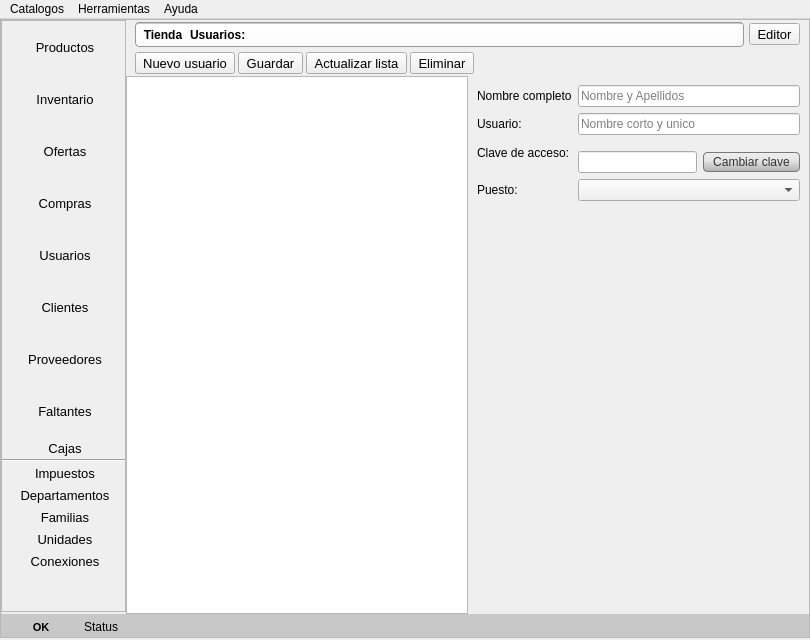
Qt form qt/ui_admin.ui (dravix/pyventa) before a commit.
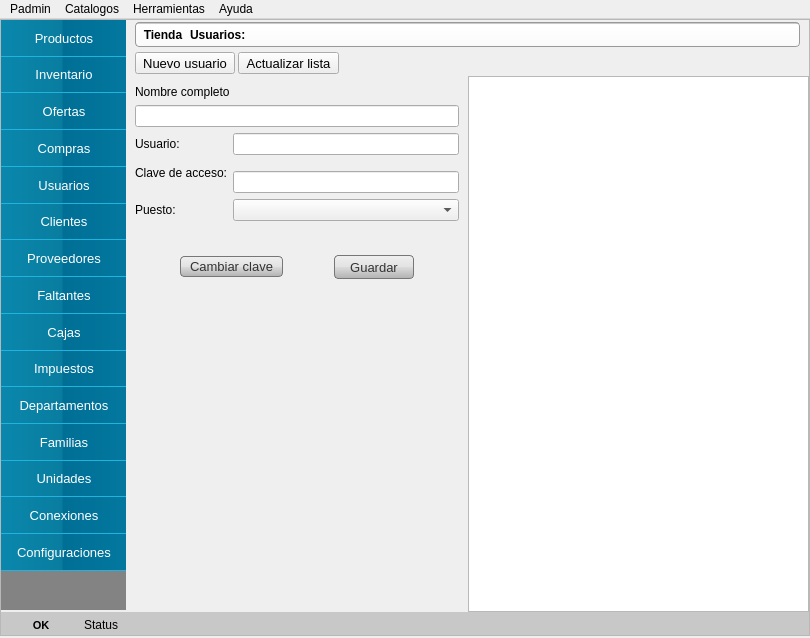
The same form after that commit. The open tabs and pages were chosen to show the change. Icons and pictures are not drawn.

The edit to the form file:
```diff
--- a/qt/ui_admin.ui
+++ b/qt/ui_admin.ui
@@ -7,7 +7,7 @@
     <x>0</x>
     <y>0</y>
     <width>810</width>
-    <height>640</height>
+    <height>638</height>
    </rect>
   </property>
   <property name="windowTitle">
@@ -47,8 +47,8 @@
         <rect>
          <x>0</x>
          <y>0</y>
-         <width>808</width>
-         <height>611</height>
+         <width>793</width>
+         <height>617</height>
         </rect>
        </property>
        <layout class="QVBoxLayout" name="verticalLayout_9">
@@ -95,6 +95,30 @@
              </property>
              <item>
               <widget class="QScrollArea" name="menu">
+               <property name="styleSheet">
+                <string notr="true">.QToolButton{
+	background-color: qlineargradient(spread:pad, x1:1, y1:0, x2:0, y2:0, stop:0 rgba(3, 120, 158, 255), stop:0.507177 rgba(0, 111, 150, 255), stop:0.516746 rgba(9, 125, 159, 255), stop:1 rgba(10, 135, 173, 255));border:0px;
+border-bottom:1px solid rgb(33, 178, 221);color:#fff;
+}
+.QToolButton::pressed{	background-color: rgb(3, 120, 158)}
+.QToolButton::hover{
+	background-color: rgb(18, 166, 199);
+
+}
+.QScrollArea{
+	background-color: rgb(131, 131, 131);
+
+}</string>
+               </property>
+               <property name="frameShape">
+                <enum>QFrame::NoFrame</enum>
+               </property>
+               <property name="frameShadow">
+                <enum>QFrame::Plain</enum>
+               </property>
+               <property name="lineWidth">
+                <number>0</number>
+               </property>
                <property name="horizontalScrollBarPolicy">
                 <enum>Qt::ScrollBarAlwaysOff</enum>
                </property>
@@ -141,8 +165,8 @@
                    </property>
                    <property name="iconSize">
                     <size>
-                     <width>32</width>
-                     <height>32</height>
+                     <width>18</width>
+                     <height>18</height>
                     </size>
                    </property>
                    <property name="toolButtonStyle">
@@ -180,8 +204,8 @@
                    </property>
                    <property name="iconSize">
                     <size>
-                     <width>32</width>
-                     <height>32</height>
+                     <width>18</width>
+                     <height>18</height>
                     </size>
                    </property>
                    <property name="toolButtonStyle">
@@ -219,8 +243,8 @@
                    </property>
                    <property name="iconSize">
                     <size>
-                     <width>32</width>
-                     <height>32</height>
+                     <width>18</width>
+                     <height>18</height>
                     </size>
                    </property>
                    <property name="toolButtonStyle">
@@ -258,8 +282,8 @@
                    </property>
                    <property name="iconSize">
                     <size>
-                     <width>32</width>
-                     <height>32</height>
+                     <width>18</width>
+                     <height>18</height>
                     </size>
                    </property>
                    <property name="toolButtonStyle">
@@ -297,8 +321,8 @@
                    </property>
                    <property name="iconSize">
                     <size>
-                     <width>32</width>
-                     <height>32</height>
+                     <width>18</width>
+                     <height>18</height>
                     </size>
                    </property>
                    <property name="toolButtonStyle">
@@ -336,8 +360,8 @@
                    </property>
                    <property name="iconSize">
                     <size>
-                     <width>32</width>
-                     <height>32</height>
+                     <width>18</width>
+                     <height>18</height>
                     </size>
                    </property>
                    <property name="toolButtonStyle">
@@ -375,8 +399,8 @@
                    </property>
                    <property name="iconSize">
                     <size>
-                     <width>32</width>
-                     <height>32</height>
+                     <width>18</width>
+                     <height>18</height>
                     </size>
                    </property>
                    <property name="toolButtonStyle">
@@ -414,8 +438,8 @@
                    </property>
                    <property name="iconSize">
                     <size>
-                     <width>32</width>
-                     <height>32</height>
+                     <width>18</width>
+                     <height>18</height>
                     </size>
                    </property>
                    <property name="toolButtonStyle">
@@ -429,7 +453,7 @@
                  <item>
                   <widget class="QToolButton" name="tCajas">
                    <property name="sizePolicy">
-                    <sizepolicy hsizetype="Preferred" vsizetype="Fixed">
+                    <sizepolicy hsizetype="Preferred" vsizetype="Preferred">
                      <horstretch>0</horstretch>
                      <verstretch>0</verstretch>
                     </sizepolicy>
@@ -453,8 +477,8 @@
                    </property>
                    <property name="iconSize">
                     <size>
-                     <width>32</width>
-                     <height>32</height>
+                     <width>18</width>
+                     <height>18</height>
                     </size>
                    </property>
                    <property name="toolButtonStyle">
@@ -465,17 +489,10 @@
                    </property>
                   </widget>
                  </item>
-                 <item>
-                  <widget class="Line" name="line">
-                   <property name="orientation">
-                    <enum>Qt::Horizontal</enum>
-                   </property>
-                  </widget>
-                 </item>
                  <item>
                   <widget class="QToolButton" name="tImpuestos">
                    <property name="sizePolicy">
-                    <sizepolicy hsizetype="Preferred" vsizetype="Fixed">
+                    <sizepolicy hsizetype="Preferred" vsizetype="Preferred">
                      <horstretch>0</horstretch>
                      <verstretch>0</verstretch>
                     </sizepolicy>
@@ -514,7 +531,7 @@
                  <item>
                   <widget class="QToolButton" name="tDepartamentos">
                    <property name="sizePolicy">
-                    <sizepolicy hsizetype="Preferred" vsizetype="Fixed">
+                    <sizepolicy hsizetype="Preferred" vsizetype="Preferred">
                      <horstretch>0</horstretch>
                      <verstretch>0</verstretch>
                     </sizepolicy>
@@ -553,7 +570,7 @@
                  <item>
                   <widget class="QToolButton" name="tFamilias">
                    <property name="sizePolicy">
-                    <sizepolicy hsizetype="Preferred" vsizetype="Fixed">
+                    <sizepolicy hsizetype="Preferred" vsizetype="Preferred">
                      <horstretch>0</horstretch>
                      <verstretch>0</verstretch>
                     </sizepolicy>
@@ -592,7 +609,7 @@
                  <item>
                   <widget class="QToolButton" name="tUnidades">
                    <property name="sizePolicy">
-                    <sizepolicy hsizetype="Preferred" vsizetype="Fixed">
+                    <sizepolicy hsizetype="Preferred" vsizetype="Preferred">
                      <horstretch>0</horstretch>
                      <verstretch>0</verstretch>
                     </sizepolicy>
@@ -631,7 +648,7 @@
                  <item>
                   <widget class="QToolButton" name="tConexiones">
                    <property name="sizePolicy">
-                    <sizepolicy hsizetype="Expanding" vsizetype="Fixed">
+                    <sizepolicy hsizetype="Expanding" vsizetype="Preferred">
                      <horstretch>0</horstretch>
                      <verstretch>0</verstretch>
                     </sizepolicy>
@@ -646,7 +663,13 @@
                    </property>
                    <property name="icon">
                     <iconset resource="../../2.3/icons.qrc">
-                     <normaloff>:/actions/images/actions/color_18/connect.png</normaloff>:/actions/images/actions/color_18/connect.png</iconset>
+                     <normaloff>:/actions/images/actions/white_18/connect.png</normaloff>:/actions/images/actions/white_18/connect.png</iconset>
+                   </property>
+                   <property name="iconSize">
+                    <size>
+                     <width>18</width>
+                     <height>18</height>
+                    </size>
                    </property>
                    <property name="toolButtonStyle">
                     <enum>Qt::ToolButtonTextBesideIcon</enum>
@@ -656,6 +679,37 @@
                    </property>
                   </widget>
                  </item>
+                 <item>
+                  <widget class="QToolButton" name="tbConfiguraciones">
+                   <property name="sizePolicy">
+                    <sizepolicy hsizetype="Expanding" vsizetype="Preferred">
+                     <horstretch>0</horstretch>
+                     <verstretch>0</verstretch>
+                    </sizepolicy>
+                   </property>
+                   <property name="font">
+                    <font>
+                     <pointsize>10</pointsize>
+                    </font>
+                   </property>
+                   <property name="text">
+                    <string>Configuraciones</string>
+                   </property>
+                   <property name="icon">
+                    <iconset resource="../../2.3/icons.qrc">
+                     <normaloff>:/actions/images/actions/white_18/gear.png</normaloff>:/actions/images/actions/white_18/gear.png</iconset>
+                   </property>
+                   <property name="iconSize">
+                    <size>
+                     <width>18</width>
+                     <height>18</height>
+                    </size>
+                   </property>
+                   <property name="toolButtonStyle">
+                    <enum>Qt::ToolButtonTextBesideIcon</enum>
+                   </property>
+                  </widget>
+                 </item>
                 </layout>
                </widget>
               </widget>
@@ -6117,9 +6171,6 @@
                  </property>
                  <item>
                   <layout class="QHBoxLayout" name="horizontalLayout_29">
-                   <property name="topMargin">
-                    <number>0</number>
-                   </property>
                    <item>
                     <widget class="QFrame" name="fBuscar_4">
                      <property name="sizePolicy">
@@ -6205,34 +6256,6 @@
                      </layout>
                     </widget>
                    </item>
-                   <item>
-                    <widget class="QToolButton" name="tbpEditor_2">
-                     <property name="font">
-                      <font>
-                       <pointsize>10</pointsize>
-                      </font>
-                     </property>
-                     <property name="text">
-                      <string>Editor</string>
-                     </property>
-                     <property name="icon">
-                      <iconset resource="../../2.3/icons.qrc">
-                       <normaloff>:/actions/images/actions/color_18/list.png</normaloff>:/actions/images/actions/color_18/list.png</iconset>
-                     </property>
-                     <property name="iconSize">
-                      <size>
-                       <width>18</width>
-                       <height>18</height>
-                      </size>
-                     </property>
-                     <property name="checkable">
-                      <bool>true</bool>
-                     </property>
-                     <property name="toolButtonStyle">
-                      <enum>Qt::ToolButtonTextUnderIcon</enum>
-                     </property>
-                    </widget>
-                   </item>
                   </layout>
                  </item>
                  <item>
@@ -6277,43 +6300,6 @@
                      </property>
                     </widget>
                    </item>
-                   <item>
-                    <widget class="QToolButton" name="tbuGuardar">
-                     <property name="sizePolicy">
-                      <sizepolicy hsizetype="Preferred" vsizetype="Preferred">
-                       <horstretch>0</horstretch>
-                       <verstretch>0</verstretch>
-                      </sizepolicy>
-                     </property>
-                     <property name="font">
-                      <font>
-                       <pointsize>10</pointsize>
-                      </font>
-                     </property>
-                     <property name="toolTip">
-                      <string>Guardar</string>
-                     </property>
-                     <property name="text">
-                      <string>Guardar</string>
-                     </property>
-                     <property name="icon">
-                      <iconset resource="../../2.3/icons.qrc">
-                       <normaloff>:/actions/images/actions/black_18/diskette.png</normaloff>:/actions/images/actions/black_18/diskette.png</iconset>
-                     </property>
-                     <property name="iconSize">
-                      <size>
-                       <width>18</width>
-                       <height>18</height>
-                      </size>
-                     </property>
-                     <property name="shortcut">
-                      <string>Ctrl+G</string>
-                     </property>
-                     <property name="toolButtonStyle">
-                      <enum>Qt::ToolButtonTextBesideIcon</enum>
-                     </property>
-                    </widget>
-                   </item>
                    <item>
                     <widget class="QToolButton" name="tbpActualizar">
                      <property name="sizePolicy">
@@ -6351,25 +6337,6 @@
                      </property>
                     </widget>
                    </item>
-                   <item>
-                    <widget class="QToolButton" name="tbpEliminar_2">
-                     <property name="font">
-                      <font>
-                       <pointsize>10</pointsize>
-                      </font>
-                     </property>
-                     <property name="text">
-                      <string>Eliminar</string>
-                     </property>
-                     <property name="icon">
-                      <iconset resource="../../2.3/icons.qrc">
-                       <normaloff>:/actions/images/actions/black_18/delete.png</normaloff>:/actions/images/actions/black_18/delete.png</iconset>
-                     </property>
-                     <property name="toolButtonStyle">
-                      <enum>Qt::ToolButtonTextBesideIcon</enum>
-                     </property>
-                    </widget>
-                   </item>
                    <item>
                     <spacer name="horizontalSpacer_9">
                      <property name="orientation">
@@ -6394,7 +6361,185 @@
                  <number>0</number>
                 </property>
                 <item>
-                 <widget class="QTableWidget" name="twUsuarios">
+                 <widget class="QWidget" name="wuControls" native="true">
+                  <property name="maximumSize">
+                   <size>
+                    <width>350</width>
+                    <height>16777215</height>
+                   </size>
+                  </property>
+                  <property name="styleSheet">
+                   <string notr="true">.QWidget{padding:5px}</string>
+                  </property>
+                  <layout class="QVBoxLayout" name="verticalLayout_30">
+                   <item>
+                    <layout class="QVBoxLayout" name="verticalLayout_24">
+                     <item>
+                      <widget class="QLabel" name="label">
+                       <property name="text">
+                        <string>Nombre completo</string>
+                       </property>
+                       <property name="margin">
+                        <number>5</number>
+                       </property>
+                      </widget>
+                     </item>
+                     <item>
+                      <widget class="QLineEdit" name="leNombre"/>
+                     </item>
+                    </layout>
+                   </item>
+                   <item>
+                    <layout class="QFormLayout" name="formLayout">
+                     <item row="0" column="0">
+                      <widget class="QLabel" name="label_7">
+                       <property name="text">
+                        <string>Usuario:</string>
+                       </property>
+                       <property name="margin">
+                        <number>5</number>
+                       </property>
+                      </widget>
+                     </item>
+                     <item row="0" column="1">
+                      <widget class="QLineEdit" name="leUsuario"/>
+                     </item>
+                     <item row="1" column="0">
+                      <widget class="QLabel" name="label_12">
+                       <property name="text">
+                        <string>Clave de acceso:</string>
+                       </property>
+                       <property name="margin">
+                        <number>5</number>
+                       </property>
+                      </widget>
+                     </item>
+                     <item row="1" column="1">
+                      <layout class="QHBoxLayout" name="horizontalLayout_20">
+                       <property name="topMargin">
+                        <number>10</number>
+                       </property>
+                       <item>
+                        <widget class="QLineEdit" name="leClave">
+                         <property name="echoMode">
+                          <enum>QLineEdit::Password</enum>
+                         </property>
+                        </widget>
+                       </item>
+                      </layout>
+                     </item>
+                     <item row="2" column="0">
+                      <widget class="QLabel" name="label_13">
+                       <property name="text">
+                        <string>Puesto:</string>
+                       </property>
+                       <property name="margin">
+                        <number>5</number>
+                       </property>
+                      </widget>
+                     </item>
+                     <item row="2" column="1">
+                      <widget class="QComboBox" name="cbNivel"/>
+                     </item>
+                    </layout>
+                   </item>
+                   <item>
+                    <layout class="QHBoxLayout" name="horizontalLayout_23">
+                     <property name="topMargin">
+                      <number>28</number>
+                     </property>
+                     <item>
+                      <widget class="QPushButton" name="tbuCambiar">
+                       <property name="sizePolicy">
+                        <sizepolicy hsizetype="Fixed" vsizetype="Fixed">
+                         <horstretch>0</horstretch>
+                         <verstretch>0</verstretch>
+                        </sizepolicy>
+                       </property>
+                       <property name="font">
+                        <font>
+                         <pointsize>10</pointsize>
+                        </font>
+                       </property>
+                       <property name="styleSheet">
+                        <string notr="true">QToolButton, QAbstractButton{
+	background-color: qlineargradient(spread:pad, x1:0, y1:0, x2:0, y2:1, stop:0 rgba(239, 239, 239, 255), stop:0.5 rgba(226, 226, 226, 255), stop:0.509091 rgba(219, 219, 219, 255), stop:0.986364 rgba(179, 179, 179, 255), stop:1 rgba(207, 228, 255, 255));
+border-radius:4px;border:1px solid #777; padding:2 9 2 9;color:#333;
+}
+QAbstractButton::hover{
+	background-color: qlineargradient(spread:pad, x1:0, y1:0, x2:0, y2:1, stop:0 rgba(175, 236, 224, 255), stop:0.536364 rgba(94, 192, 226, 255), stop:0.554545 rgba(72, 170, 199, 255), stop:0.977273 rgba(65, 163, 198, 255), stop:1 rgba(255, 255, 255, 255));
+
+}</string>
+                       </property>
+                       <property name="text">
+                        <string>Cambiar clave</string>
+                       </property>
+                       <property name="flat">
+                        <bool>true</bool>
+                       </property>
+                      </widget>
+                     </item>
+                     <item>
+                      <widget class="QToolButton" name="tbuGuardar">
+                       <property name="sizePolicy">
+                        <sizepolicy hsizetype="Fixed" vsizetype="Preferred">
+                         <horstretch>0</horstretch>
+                         <verstretch>0</verstretch>
+                        </sizepolicy>
+                       </property>
+                       <property name="font">
+                        <font>
+                         <pointsize>10</pointsize>
+                        </font>
+                       </property>
+                       <property name="toolTip">
+                        <string>Guardar</string>
+                       </property>
+                       <property name="styleSheet">
+                        <string notr="true">QToolButton, QAbstractButton{
+	background-color: qlineargradient(spread:pad, x1:0, y1:0, x2:0, y2:1, stop:0 rgba(239, 239, 239, 255), stop:0.5 rgba(226, 226, 226, 255), stop:0.509091 rgba(219, 219, 219, 255), stop:0.986364 rgba(179, 179, 179, 255), stop:1 rgba(207, 228, 255, 255));
+border-radius:4px;border:1px solid #777; padding:2 9 2 9;color:#333;
+}
+QAbstractButton::hover{
+	background-color: qlineargradient(spread:pad, x1:0, y1:0, x2:0, y2:1, stop:0 rgba(175, 236, 224, 255), stop:0.536364 rgba(94, 192, 226, 255), stop:0.554545 rgba(72, 170, 199, 255), stop:0.977273 rgba(65, 163, 198, 255), stop:1 rgba(255, 255, 255, 255));
+
+}</string>
+                       </property>
+                       <property name="text">
+                        <string>Guardar</string>
+                       </property>
+                       <property name="icon">
+                        <iconset resource="../../2.3/icons.qrc">
+                         <normaloff>:/actions/images/actions/black_18/diskette.png</normaloff>:/actions/images/actions/black_18/diskette.png</iconset>
+                       </property>
+                       <property name="shortcut">
+                        <string>Ctrl+G</string>
+                       </property>
+                       <property name="toolButtonStyle">
+                        <enum>Qt::ToolButtonTextBesideIcon</enum>
+                       </property>
+                      </widget>
+                     </item>
+                    </layout>
+                   </item>
+                   <item>
+                    <spacer name="verticalSpacer_3">
+                     <property name="orientation">
+                      <enum>Qt::Vertical</enum>
+                     </property>
+                     <property name="sizeHint" stdset="0">
+                      <size>
+                       <width>20</width>
+                       <height>40</height>
+                      </size>
+                     </property>
+                    </spacer>
+                   </item>
+                  </layout>
+                 </widget>
+                </item>
+                <item>
+                 <widget class="QTableView" name="tvUsuarios">
                   <property name="editTriggers">
                    <set>QAbstractItemView::NoEditTriggers</set>
                   </property>
@@ -6410,111 +6555,11 @@
                   <property name="sortingEnabled">
                    <bool>true</bool>
                   </property>
-                  <attribute name="horizontalHeaderStretchLastSection">
-                   <bool>true</bool>
-                  </attribute>
                   <attribute name="verticalHeaderVisible">
                    <bool>false</bool>
                   </attribute>
                  </widget>
                 </item>
-                <item>
-                 <widget class="QWidget" name="wuControls" native="true">
-                  <property name="styleSheet">
-                   <string notr="true">.QWidget{padding:5px}</string>
-                  </property>
-                  <layout class="QFormLayout" name="formLayout_4">
-                   <property name="fieldGrowthPolicy">
-                    <enum>QFormLayout::AllNonFixedFieldsGrow</enum>
-                   </property>
-                   <item row="0" column="0">
-                    <widget class="QLabel" name="label">
-                     <property name="text">
-                      <string>Nombre completo</string>
-                     </property>
-                    </widget>
-                   </item>
-                   <item row="0" column="1">
-                    <widget class="QLineEdit" name="leNombre">
-                     <property name="placeholderText">
-                      <string>Nombre y Apellidos</string>
-                     </property>
-                    </widget>
-                   </item>
-                   <item row="1" column="0">
-                    <widget class="QLabel" name="label_7">
-                     <property name="text">
-                      <string>Usuario:</string>
-                     </property>
-                    </widget>
-                   </item>
-                   <item row="1" column="1">
-                    <widget class="QLineEdit" name="leUsuario">
-                     <property name="placeholderText">
-                      <string>Nombre corto y unico</string>
-                     </property>
-                    </widget>
-                   </item>
-                   <item row="2" column="0">
-                    <widget class="QLabel" name="label_12">
-                     <property name="text">
-                      <string>Clave de acceso:</string>
-                     </property>
-                    </widget>
-                   </item>
-                   <item row="2" column="1">
-                    <layout class="QHBoxLayout" name="horizontalLayout_20">
-                     <property name="topMargin">
-                      <number>10</number>
-                     </property>
-                     <item>
-                      <widget class="QLineEdit" name="leClave">
-                       <property name="echoMode">
-                        <enum>QLineEdit::Password</enum>
-                       </property>
-                      </widget>
-                     </item>
-                     <item>
-                      <widget class="QPushButton" name="tbuCambiar">
-                       <property name="sizePolicy">
-                        <sizepolicy hsizetype="Fixed" vsizetype="Fixed">
-                         <horstretch>0</horstretch>
-                         <verstretch>0</verstretch>
-                        </sizepolicy>
-                       </property>
-                       <property name="styleSheet">
-                        <string notr="true">QToolButton, QAbstractButton{
-	background-color: qlineargradient(spread:pad, x1:0, y1:0, x2:0, y2:1, stop:0 rgba(239, 239, 239, 255), stop:0.5 rgba(226, 226, 226, 255), stop:0.509091 rgba(219, 219, 219, 255), stop:0.986364 rgba(179, 179, 179, 255), stop:1 rgba(207, 228, 255, 255));
-border-radius:4px;border:1px solid #777; padding:2 9 2 9;color:#333;
-}
-QAbstractButton::hover{
-	background-color: qlineargradient(spread:pad, x1:0, y1:0, x2:0, y2:1, stop:0 rgba(175, 236, 224, 255), stop:0.536364 rgba(94, 192, 226, 255), stop:0.554545 rgba(72, 170, 199, 255), stop:0.977273 rgba(65, 163, 198, 255), stop:1 rgba(255, 255, 255, 255));
-
-}</string>
-                       </property>
-                       <property name="text">
-                        <string>Cambiar clave</string>
-                       </property>
-                       <property name="flat">
-                        <bool>true</bool>
-                       </property>
-                      </widget>
-                     </item>
-                    </layout>
-                   </item>
-                   <item row="3" column="0">
-                    <widget class="QLabel" name="label_13">
-                     <property name="text">
-                      <string>Puesto:</string>
-                     </property>
-                    </widget>
-                   </item>
-                   <item row="3" column="1">
-                    <widget class="QComboBox" name="cbNivel"/>
-                   </item>
-                  </layout>
-                 </widget>
-                </item>
                </layout>
               </item>
              </layout>
@@ -6626,7 +6671,7 @@
      <x>0</x>
      <y>0</y>
      <width>810</width>
-     <height>25</height>
+     <height>26</height>
     </rect>
    </property>
    <widget class="QMenu" name="menuObjetos">
@@ -6664,6 +6709,14 @@
      <string>Herramientas</string>
     </property>
    </widget>
+   <widget class="QMenu" name="menuPadmin">
+    <property name="title">
+     <string>Padmin</string>
+    </property>
+    <addaction name="actionAcerca_de_padmin"/>
+    <addaction name="actionCerrar"/>
+   </widget>
+   <addaction name="menuPadmin"/>
    <addaction name="menuObjetos"/>
    <addaction name="menuHerramientas"/>
    <addaction name="menuInicio"/>
```
Left out of the diff: 332 changed lines with no effect on the pictures.
